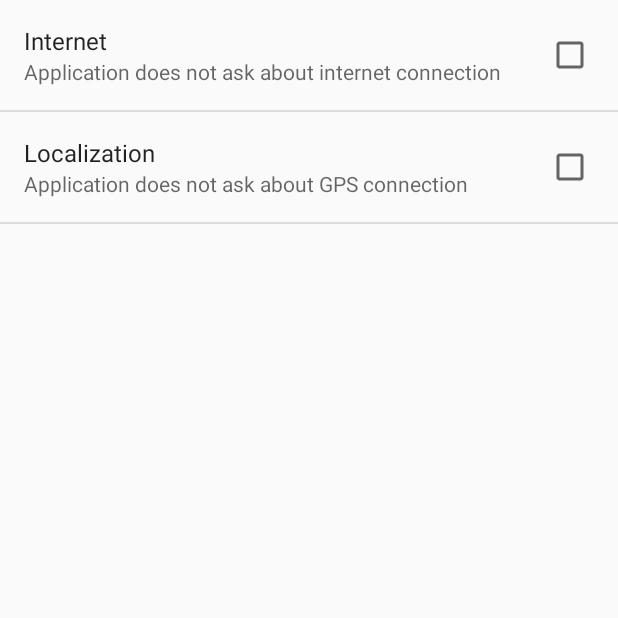
After one commit to Corax0/Android-gr.1, an Android app: the SettingsActivity screen opened directly, with no data from a screen before it, on a phone screen of 412 x 824 dp, the top half of it. The commit adds this screen. Run offline under Robolectric (Android 15) with nearby library versions, the phone set to English and light mode, and no system bars.

Commit message:
Ustawienia, poprawione dialogi (bug fixed)

```diff
--- a/WSPAcitibikeNYC/mobile/src/main/AndroidManifest.xml
+++ b/WSPAcitibikeNYC/mobile/src/main/AndroidManifest.xml
@@ -34,6 +34,10 @@
             android:name=".LoadingActivity"
             android:label="@string/app_name" >
         </activity>
+        <activity
+            android:name=".SettingsActivity"
+            android:label="@string/app_name" >
+        </activity>
 
         <meta-data
             android:name="com.google.android.geo.API_KEY"
--- /dev/null
+++ b/WSPAcitibikeNYC/mobile/src/main/java/pl/wspa/student/wspacitibikenyc/SettingsActivity.java
@@ -0,0 +1,37 @@
+package pl.wspa.student.wspacitibikenyc;
+
+import android.app.Activity;
+import android.content.SharedPreferences;
+import android.os.Bundle;
+import android.preference.CheckBoxPreference;
+import android.preference.ListPreference;
+import android.preference.Preference;
+import android.preference.PreferenceFragment;
+import android.util.Log;
+
+/**
+ * Created by Karolina i Daniel on 2015-11-24.
+ */
+public class SettingsActivity extends Activity {
+    public static final String KEY_INTERNET_OFF="internet_off",
+                               KEY_LOCATION_OFF="location_off";
+
+    public static class SettingsFragment extends PreferenceFragment{
+        @Override
+        public void onCreate(Bundle savedInstanceState) {
+            super.onCreate(savedInstanceState);
+
+            // Load the preferences from an XML resource
+            addPreferencesFromResource(R.xml.preferences);
+        }
+    }
+    @Override
+    protected void onCreate(Bundle savedInstanceState) {
+        super.onCreate(savedInstanceState);
+
+        // Display the fragment as the main content.
+        getFragmentManager().beginTransaction()
+                .replace(android.R.id.content, new SettingsFragment())
+                .commit();
+    }
+}
--- a/WSPAcitibikeNYC/mobile/src/main/res/layout/dialog_con_internet.xml
+++ b/WSPAcitibikeNYC/mobile/src/main/res/layout/dialog_connection.xml
@@ -8,13 +8,12 @@
         android:layout_width="wrap_content"
         android:layout_height="wrap_content"
         android:textAppearance="?android:attr/textAppearanceMedium"
-        android:text="@string/dialog_internet_message"
         android:id="@+id/textView" />
 
     <CheckBox
         android:layout_width="wrap_content"
         android:layout_height="wrap_content"
-        android:text="@string/settings_internet_off_summary"
+        android:text="@string/dialog_checkbox_message"
         android:id="@+id/dci_checkBox"
         android:textAppearance="?android:attr/textAppearanceSmall" />
 
--- a/WSPAcitibikeNYC/mobile/src/main/res/values/strings.xml
+++ b/WSPAcitibikeNYC/mobile/src/main/res/values/strings.xml
@@ -12,6 +12,7 @@
     <string name="settings_localization_off_title">Localization</string>
     <string name="settings_localization_off_summary">Application does not ask about GPS connection</string>
 
+    <string name="dialog_checkbox_message">Do not ask again</string>
     <string name="dialog_internet_message">Connect to internet?</string>
 
     <!--zachowywac jakos nazewnictwo!-->
--- a/WSPAcitibikeNYC/mobile/src/main/res/xml/preferences.xml
+++ b/WSPAcitibikeNYC/mobile/src/main/res/xml/preferences.xml
@@ -4,10 +4,10 @@
         android:key="internet_off"
         android:title="@string/settings_internet_off_title"
         android:summary="@string/settings_internet_off_summary"
-        android:defaultValue="true" />
+        android:defaultValue="false" />
     <CheckBoxPreference
         android:key="localization_off"
         android:title="@string/settings_localization_off_title"
         android:summary="@string/settings_localization_off_summary"
-        android:defaultValue="true" />
+        android:defaultValue="false" />
 </PreferenceScreen>
```
Also changed, not shown: WSPAcitibikeNYC/mobile/src/main/java/pl/wspa/student/wspacitibikenyc/ConnectionDialog.java (+8 -1 lines), WSPAcitibikeNYC/mobile/src/main/java/pl/wspa/student/wspacitibikenyc/InternetConnectionDialog.java (+10 -15 lines), WSPAcitibikeNYC/mobile/src/main/java/pl/wspa/student/wspacitibikenyc/LoadingActivity.java (+12 -4 lines), 1 other file.
